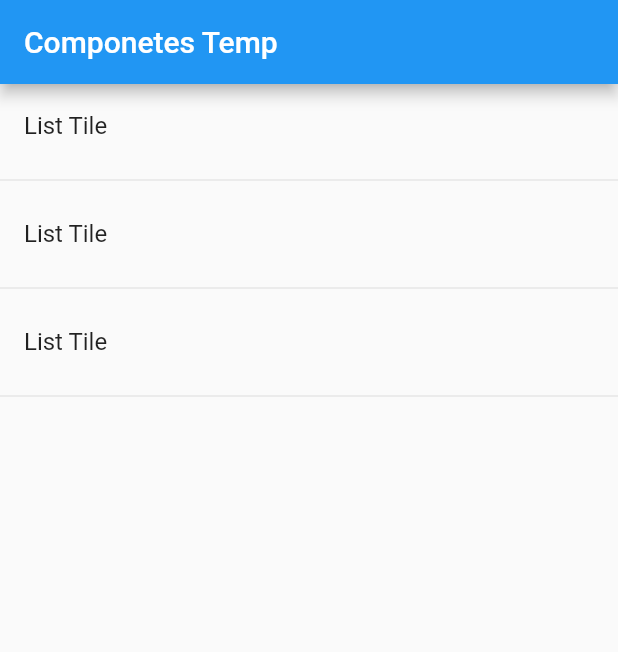
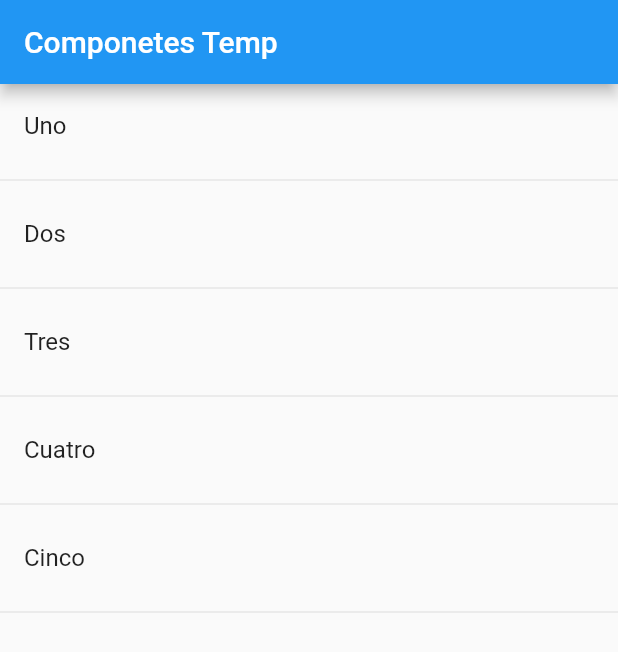
Before and after one commit to Jhonsebas77/udemy-flutter-components, a Flutter app: the screen it shows after launch, on a phone screen of 412 x 824 dp. Shown: the top 652 px of the screen. Run offline on Flutter 3.47's test engine with Material 2 defaults, Android fonts, the phone set to English and light mode, and no system bars.

Commit message:
Implement the list

```diff
--- a/lib/src/page/home_temp.dart
+++ b/lib/src/page/home_temp.dart
@@ -1,7 +1,15 @@
 import 'package:flutter/material.dart';
 
 class HomePageTemp extends StatelessWidget {
-  const HomePageTemp({Key key}) : super(key: key);
+  HomePageTemp({Key key}) : super(key: key);
+
+  final options = [
+    'Uno',
+    'Dos',
+    'Tres',
+    'Cuatro',
+    'Cinco',
+  ];
 
   @override
   Widget build(BuildContext context) {
@@ -10,21 +18,25 @@ class HomePageTemp extends StatelessWidget {
         title: Text('Componetes Temp'),
       ),
       body: ListView(
-        children: <Widget>[
-          ListTile(
-            title: Text('List Tile'),
-          ),
-          Divider(),
-          ListTile(
-            title: Text('List Tile'),
-          ),
-          Divider(),
-          ListTile(
-            title: Text('List Tile'),
-          ),
-          Divider(),
-        ],
+        children: _buildItemsLarge(),
       ),
     );
   }
+
+  List<Widget> _buildItemsLarge() {
+    List<Widget> list = new List<Widget>();
+    for (String item in options) {
+      final _tempWidget = ListTile(
+        title: Text(
+          item,
+        ),
+      );
+      list
+        ..add(_tempWidget)
+        ..add(
+          Divider(),
+        );
+    }
+    return list;
+  }
 }
```
